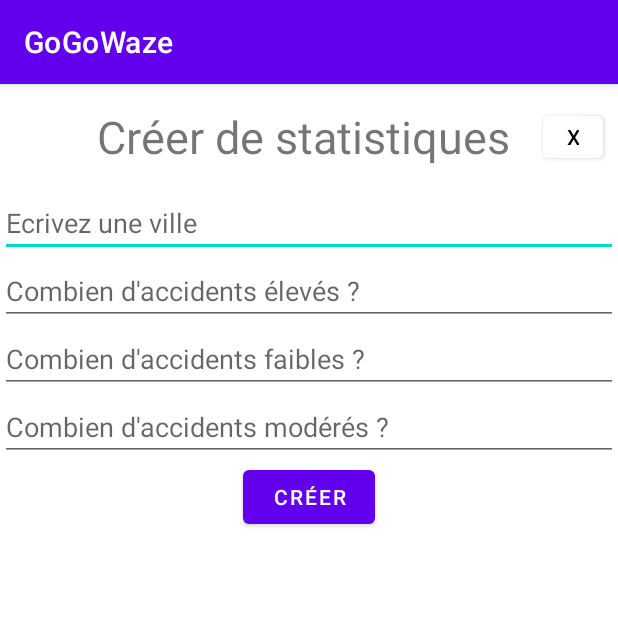
After one commit to ClervieCauser/GoGoWaze, an Android app: the CreerStatistiqueActivity screen opened directly, with no data from a screen before it, on a phone screen of 412 x 824 dp, the top half of it. The commit adds this screen. Run offline under Robolectric (Android 15) with nearby library versions, the phone set to English and light mode, and no system bars.

Commit message:
ajout du MVC fonctionnel pour créer des stats gravités

```diff
--- a/app/src/main/AndroidManifest.xml
+++ b/app/src/main/AndroidManifest.xml
@@ -47,6 +47,11 @@
             android:exported="false"
             android:configChanges="orientation"/>
 
+        <activity android:name=".statistics.creerStat.CreerStatistiqueActivity"
+            android:exported="false"
+            android:configChanges="orientation"/>
+
+
     </application>
 
 </manifest>
--- /dev/null
+++ b/app/src/main/java/com/example/gogowaze/model/GraviteListModel.java
@@ -0,0 +1,57 @@
+package com.example.gogowaze.model;
+
+import com.example.gogowaze.statistics.creerStat.IController;
+import com.example.gogowaze.statistics.creerStat.IModel;
+
+import java.util.ArrayList;
+import java.util.List;
+import java.util.Observable;
+
+public class GraviteListModel extends Observable implements IModel {
+    private List<GraviteModel> graviteList;
+    private IController IController;
+
+    public GraviteListModel(){
+        super();
+        graviteList = new ArrayList<>();
+    }
+
+    public void setController(IController IController) {
+        this.IController = IController;
+    }
+
+    @Override
+    public Object get(int position) {
+        return graviteList.get(position);
+    }
+
+    @Override
+    public int size() {
+        return graviteList.size();
+    }
+
+    public void add(String city, int accidentsEleves, int accidentsFaibles, int accidentsModeres) {
+        GraviteModel graviteModel = new GraviteModel(city, accidentsEleves, accidentsFaibles, accidentsModeres);
+        graviteList.add(graviteModel);
+        //IController.checkLabelColor();
+        setChanged();
+        notifyObservers();
+    }
+
+    @Override
+    public void remove(int index) {
+        if (index < graviteList.size()) {
+            graviteList.remove(index);
+            //IController.checkLabelColor();
+            setChanged();
+            notifyObservers();
+        }
+    }
+
+    @Override
+    public String toString() {
+        StringBuilder stringBuilder=new StringBuilder("GraviteListModel{");
+        graviteList.forEach(graviteModel -> stringBuilder.append(graviteModel.getVille()+", "));
+        return "GraviteListModel{" + stringBuilder +"}";
+    }
+}
--- a/app/src/main/java/com/example/gogowaze/statistics/GraviteFragment.java
+++ b/app/src/main/java/com/example/gogowaze/statistics/GraviteFragment.java
@@ -15,7 +15,7 @@ import androidx.fragment.app.Fragment;
 
 import com.example.gogowaze.model.Accident;
 import com.example.gogowaze.R;
-import com.example.gogowaze.statistics.controller.AccidentController;
+import com.example.gogowaze.statistics.creerStat.controller.ControllerGravite;
 
 import org.json.JSONException;
 
--- a/app/src/main/java/com/example/gogowaze/statistics/TypeAccidentFragment.java
+++ b/app/src/main/java/com/example/gogowaze/statistics/TypeAccidentFragment.java
@@ -15,7 +15,6 @@ import androidx.fragment.app.Fragment;
 
 import com.example.gogowaze.model.Accident;
 import com.example.gogowaze.R;
-import com.example.gogowaze.statistics.controller.AccidentController;
 
 import org.json.JSONException;
 
--- /dev/null
+++ b/app/src/main/java/com/example/gogowaze/statistics/creerStat/CreerStatAdapter.java
@@ -0,0 +1,91 @@
+package com.example.gogowaze.statistics.creerStat;
+
+import static android.content.ContentValues.TAG;
+
+import android.content.Context;
+import android.util.Log;
+import android.view.LayoutInflater;
+import android.view.View;
+import android.view.ViewGroup;
+import android.widget.BaseAdapter;
+import android.widget.TextView;
+
+import androidx.constraintlayout.widget.ConstraintLayout;
+
+import com.example.gogowaze.R;
+import com.example.gogowaze.model.GraviteModel;
+
+public class CreerStatAdapter extends BaseAdapter {
+
+
+    private final LayoutInflater inflater;
+    private final IModel IModel;
+    private final IView view;
+    private final IController IController;
+
+
+
+    public CreerStatAdapter(Context context, IController IController, IModel IModel, IView view) {
+        inflater = LayoutInflater.from(context);
+        this.IController = IController;
+        this.IModel = IModel;
+        this.view = view;
+    }
+
+    public void refresh() {
+        Log.d(TAG, "listView refreshed with ==> " + IModel);
+        //todo check team==TEAM1
+        notifyDataSetChanged();     //refresh display
+    }
+
+
+    @Override
+    public int getCount() {
+        return IModel.size();
+    }
+
+    @Override
+    public Object getItem(int i) {
+        return IModel.get(i);
+    }
+
+    @Override
+    public long getItemId(int i) {
+        return i;
+    }
+
+    @Override
+    public View getView(int position, View view, ViewGroup parent) {
+        ConstraintLayout layoutItem;
+
+        //(1) : Réutilisation des layouts
+        layoutItem = (ConstraintLayout) (view == null ? inflater.inflate(R.layout.view_gravite_adapter, parent, false) : view);
+
+        //(2) : Récupération des TextView de notre layout
+        TextView ville = layoutItem.findViewById(R.id.ville);
+        TextView graviteElevee = layoutItem.findViewById(R.id.graviteElevee);
+        TextView graviteMoyenne = layoutItem.findViewById(R.id.graviteMoyenne);
+        TextView graviteFaible = layoutItem.findViewById(R.id.graviteFaible);
+
+        this.view.addItem(ville);
+        this.view.addItem(graviteElevee);
+
+        this.view.addItem(graviteMoyenne);
+        this.view.addItem(graviteFaible);
+
+        //(3) : Renseignement des valeurs
+        GraviteModel model = (GraviteModel) IModel.get(position);
+        ville.setText(model.getVille());
+        graviteElevee.setText("Elevées : "+String.valueOf(model.getAccidentsEleves()));
+        graviteMoyenne.setText("Moyens : "+String.valueOf(model.getAccidentsModeres()));
+        graviteFaible.setText("Faibles : "+String.valueOf(model.getAccidentsEleves()));
+
+
+
+
+        //écouter si clic sur la vue
+        layoutItem.setOnClickListener( clic ->  IController.onClickItem(position) );
+        //On retourne l'item créé.
+        return layoutItem;
+    }
+}
--- /dev/null
+++ b/app/src/main/java/com/example/gogowaze/statistics/creerStat/CreerStatistiqueActivity.java
@@ -0,0 +1,37 @@
+package com.example.gogowaze.statistics.creerStat;
+
+import android.os.Bundle;
+import android.view.ViewGroup;
+
+import androidx.appcompat.app.AppCompatActivity;
+
+import com.example.gogowaze.R;
+import com.example.gogowaze.model.GraviteListModel;
+import com.example.gogowaze.statistics.creerStat.controller.ControllerGravite;
+import com.example.gogowaze.statistics.creerStat.view.ViewCreerStatistiques;
+
+public class CreerStatistiqueActivity extends AppCompatActivity {
+
+    @Override
+    protected void onCreate(Bundle savedInstanceState) {
+        super.onCreate(savedInstanceState);
+        setContentView(R.layout.activity_creer_statistiques);
+        onViewCreated( findViewById(R.id.view_creerStatistiques) );
+
+    }
+
+    public <T extends ViewGroup> void onViewCreated(T layout) {
+        // Créer la VUE avec le layout XML
+        ViewCreerStatistiques view = new ViewCreerStatistiques(layout);
+        GraviteListModel modelList = new GraviteListModel();    // Le contrôleur n'est pas encore créé donc la référence du contrôleur sera envoyée plus tard
+        modelList.addObserver(view);    // Le MODELE est observable par la VUE
+
+        ControllerGravite controller = new ControllerGravite(view, modelList);
+        CreerStatAdapter adapter = new CreerStatAdapter(getApplicationContext(), controller, modelList, view);
+
+        view.setAdapter(adapter);
+        modelList.setController(controller);    // envoyé pour le principe mais dans cet exercice, le MODELE n'a pas besoin du contrôleur
+        view.setController(controller);
+    }
+
+}
--- /dev/null
+++ b/app/src/main/java/com/example/gogowaze/statistics/creerStat/IController.java
@@ -0,0 +1,10 @@
+package com.example.gogowaze.statistics.creerStat;
+
+
+public interface IController {
+
+    void onClickItem(int position);
+
+    void onCreateStatClicked();
+    void onListItemClicked(int position);
+}
--- /dev/null
+++ b/app/src/main/java/com/example/gogowaze/statistics/creerStat/IModel.java
@@ -0,0 +1,11 @@
+package com.example.gogowaze.statistics.creerStat;
+
+import com.example.gogowaze.model.GraviteModel;
+
+public interface IModel {
+
+    void add(String city, int accidentsEleves, int accidentsFaibles, int accidentsModeres);
+    void remove(int index);
+    int size();
+    Object get(int position);
+}
--- /dev/null
+++ b/app/src/main/java/com/example/gogowaze/statistics/creerStat/IView.java
@@ -0,0 +1,14 @@
+package com.example.gogowaze.statistics.creerStat;
+
+import android.widget.EditText;
+import android.widget.TextView;
+
+public interface IView {
+    TextView getLabelTeam1();
+    TextView getLabelTeam2();
+
+    TextView getLabelTeam3();
+    EditText getInputName();
+
+    void addItem(TextView textView);
+}
--- /dev/null
+++ b/app/src/main/java/com/example/gogowaze/statistics/creerStat/controller/ControllerGravite.java
@@ -0,0 +1,68 @@
+package com.example.gogowaze.statistics.creerStat.controller;
+
+import android.util.Log;
+
+import com.example.gogowaze.model.GraviteListModel;
+import com.example.gogowaze.model.GraviteModel;
+import com.example.gogowaze.statistics.creerStat.IController;
+import com.example.gogowaze.statistics.creerStat.IModel;
+import com.example.gogowaze.statistics.creerStat.IView;
+
+public class ControllerGravite implements IController {
+    private final String TAG = getClass().getSimpleName();
+    private final IView view;
+    private final IModel model;
+
+    /**
+     *  @param view the view to update
+     *  @param model in MVC
+     */
+    public ControllerGravite(IView view, IModel model) {
+        Log.d(TAG, "ControllerGravite is created" );
+        this.view = view;
+        this.model = model;
+    }
+
+    @Override
+    public void onClickItem(int position) {
+
+    }
+
+    @Override
+    public void onCreateStatClicked() {
+        addGraviteToGraviteListModel( view.getInputName().getText().toString(),
+                Integer.parseInt(view.getLabelTeam3().getText().toString()),
+                Integer.parseInt(view.getLabelTeam1().getText().toString()),
+                Integer.parseInt(view.getLabelTeam1().getText().toString()));
+    }
+
+    /**
+     * update the model and update UI
+     * @param ville input value
+     */
+    private void addGraviteToGraviteListModel(String ville, int accidentsEleves, int accidentsFaibles, int accidentsModeres ) {
+        if ( !ville.equals("") ) {
+            Log.d(TAG, "Updating gravite : "+ville+" "+accidentsEleves+" "+accidentsFaibles+" "+accidentsModeres+"\n");
+            model.add(ville, accidentsEleves, accidentsFaibles, accidentsModeres);
+            //(GraviteListModel)model.add(gravite);
+            //((GraviteModel)model).setGravite(gravite);
+        }
+    }
+
+    /**
+     * callback from View
+     * controller doesn't notify the view ! 'cause it's the model's responsibility !!!
+     * @param position index in the list
+     */
+    @Override
+    public void onListItemClicked(int position) {
+        Log.d(TAG, "item clicked = " + position );
+        if (model.size()>0) {
+            model.remove(position);
+            //checkLabelColor();
+            if (model.size() == 0) {
+                Log.d(TAG, "empty team");
+            }
+        }
+    }
+}
--- /dev/null
+++ b/app/src/main/java/com/example/gogowaze/statistics/creerStat/view/ViewCreerStatistiques.java
@@ -0,0 +1,85 @@
+package com.example.gogowaze.statistics.creerStat.view;
+
+import static android.content.ContentValues.TAG;
+
+import android.util.Log;
+import android.view.ViewGroup;
+import android.widget.Adapter;
+import android.widget.EditText;
+import android.widget.ListView;
+import android.widget.TextView;
+
+import com.example.gogowaze.R;
+import com.example.gogowaze.statistics.creerStat.CreerStatAdapter;
+import com.example.gogowaze.statistics.creerStat.IController;
+import com.example.gogowaze.statistics.creerStat.IView;
+
+import java.util.ArrayList;
+import java.util.List;
+import java.util.Observable;
+import java.util.Observer;
+
+public class ViewCreerStatistiques implements IView, Observer {
+
+    private CreerStatAdapter adapter;
+    private final ViewGroup layout;
+    private  boolean modelIsReady = false;
+    private final List<TextView> itemList = new ArrayList<>();
+    private IController iController;
+
+    public ViewCreerStatistiques(ViewGroup layout) {
+        this.layout = layout;
+        Log.d(TAG, "View is created");
+        layout.findViewById(R.id.buttonCreate).setOnClickListener(click ->  iController.onCreateStatClicked());  // userAction
+        //layout.findViewById(R.id.addTeam2).setOnClickListener( click ->  IController.userActionAddClickTeam2());  // userAction
+    }
+
+    public void setAdapter(CreerStatAdapter adapter) {
+        this.adapter = adapter;
+        modelIsReady = true;
+       ((ListView)layout.findViewById(R.id.listViewStatistics)).setAdapter(adapter);
+        adapter.refresh();
+        Log.d(TAG, "model Is Ready ");
+    }
+
+    public void setController(IController IController) {
+        this.iController = IController;
+    }
+
+    @Override
+    public void update(Observable observable, Object o) {
+        if(modelIsReady) {
+            itemList.clear();           //not very performent... :/
+            adapter.refresh();          //add all view
+            Log.d(TAG, "View updated: "+ itemList );
+        }
+
+    }
+
+    @Override
+    public TextView getLabelTeam1() {
+        return layout.findViewById(R.id.editTextAccidentsFaibles);
+    }
+
+    @Override
+    public TextView getLabelTeam2() {
+        return layout.findViewById(R.id.editTextAccidentsModere);
+
+    }
+
+    @Override
+    public TextView getLabelTeam3() {
+        return layout.findViewById(R.id.editTextAccidentsEleves);
+
+    }
+
+    @Override
+    public EditText getInputName() {
+        return layout.findViewById(R.id.editTextCity);
+    }
+
+    @Override
+    public void addItem(TextView textView) {
+
+    }
+}
--- /dev/null
+++ b/app/src/main/res/layout/activity_creer_statistiques.xml
@@ -0,0 +1,76 @@
+<?xml version="1.0" encoding="utf-8"?>
+<LinearLayout xmlns:android="http://schemas.android.com/apk/res/android"
+    xmlns:app="http://schemas.android.com/apk/res-auto"
+    xmlns:tools="http://schemas.android.com/tools"
+    android:layout_width="match_parent"
+    android:id="@+id/view_creerStatistiques"
+    android:layout_height="match_parent"
+    android:orientation="vertical">
+
+    <androidx.constraintlayout.widget.ConstraintLayout
+        android:layout_width="match_parent"
+        android:layout_height="wrap_content">
+
+        <TextView
+            android:id="@+id/textView6"
+            android:layout_width="276dp"
+            android:layout_height="70dp"
+            android:layout_marginStart="64dp"
+            android:gravity="center"
+            android:text="Créer de statistiques"
+            android:textSize="30dp"
+            app:layout_constraintStart_toStartOf="parent"
+            app:layout_constraintTop_toTopOf="parent" />
+
+        <Button
+            android:id="@+id/buttonExit"
+            android:layout_width="40dp"
+            android:layout_height="40dp"
+            android:layout_marginStart="12dp"
+            android:backgroundTint="@color/white"
+            android:text="X"
+            android:textColor="@color/black"
+            app:layout_constraintBottom_toBottomOf="parent"
+            app:layout_constraintEnd_toEndOf="parent"
+            app:layout_constraintStart_toEndOf="@+id/textView6"
+            app:layout_constraintTop_toTopOf="parent" />
+
+    </androidx.constraintlayout.widget.ConstraintLayout>
+
+    <EditText
+        android:id="@+id/editTextCity"
+        android:layout_width="match_parent"
+        android:layout_height="wrap_content"
+        android:hint="Ecrivez une ville" />
+
+    <EditText
+        android:id="@+id/editTextAccidentsEleves"
+        android:layout_width="match_parent"
+        android:layout_height="wrap_content"
+        android:hint="Combien d'accidents élevés ?" />
+
+    <EditText
+        android:id="@+id/editTextAccidentsFaibles"
+        android:layout_width="match_parent"
+        android:layout_height="wrap_content"
+        android:hint="Combien d'accidents faibles ?" />
+
+    <EditText
+        android:id="@+id/editTextAccidentsModere"
+        android:layout_width="match_parent"
+        android:layout_height="wrap_content"
+        android:hint="Combien d'accidents modérés ?" />
+
+    <Button
+        android:id="@+id/buttonCreate"
+        android:layout_width="wrap_content"
+        android:layout_height="wrap_content"
+        android:layout_gravity="center_horizontal"
+        android:text="Créer" />
+
+    <ListView
+        android:id="@+id/listViewStatistics"
+        android:layout_width="match_parent"
+        android:layout_height="0dp"
+        android:layout_weight="1" />
+</LinearLayout>
```
Also changed, not shown: app/src/main/java/com/example/gogowaze/model/GraviteModel.java (added, +71 -0 lines), app/src/main/java/com/example/gogowaze/statistics/StatisticsActivity.java (+9 -8 lines), app/src/main/java/com/example/gogowaze/statistics/controller/AccidentController.java (deleted, +0 -39 lines), app/src/main/res/layout/activity_statistique.xml (+21 -0 lines), app/src/main/res/layout/view_gravite_adapter.xml (added, +62 -0 lines).
